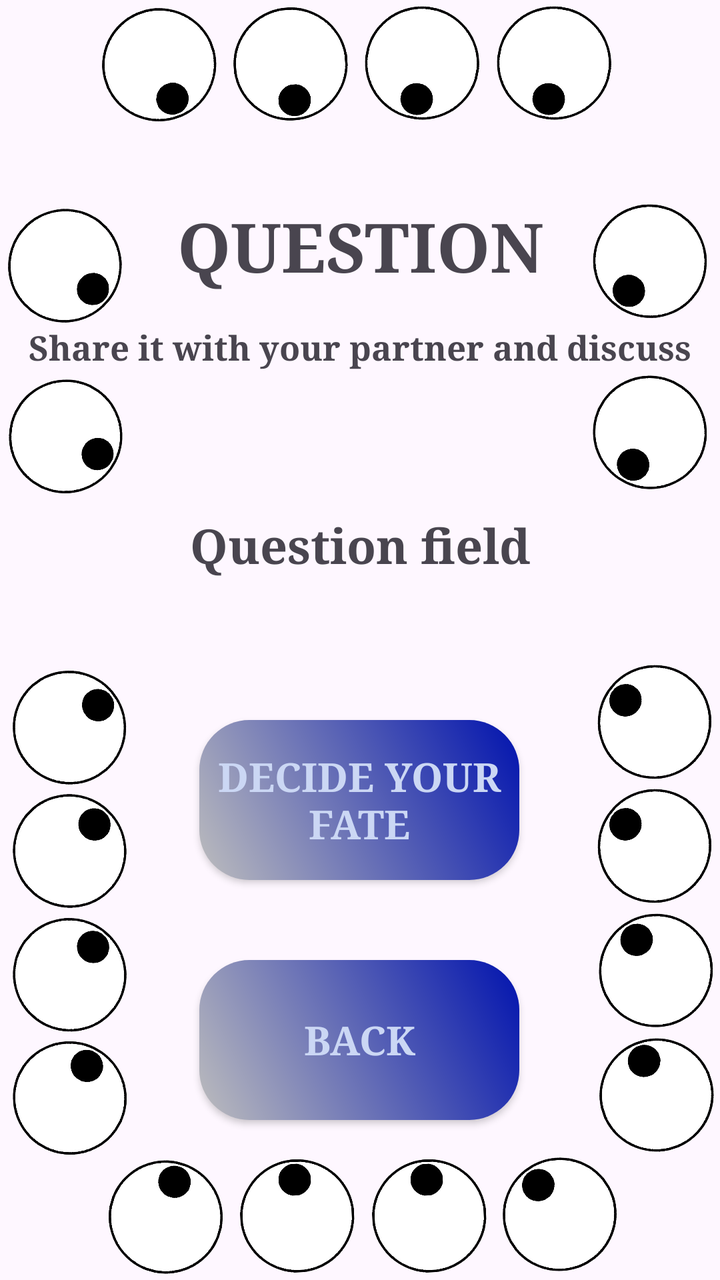
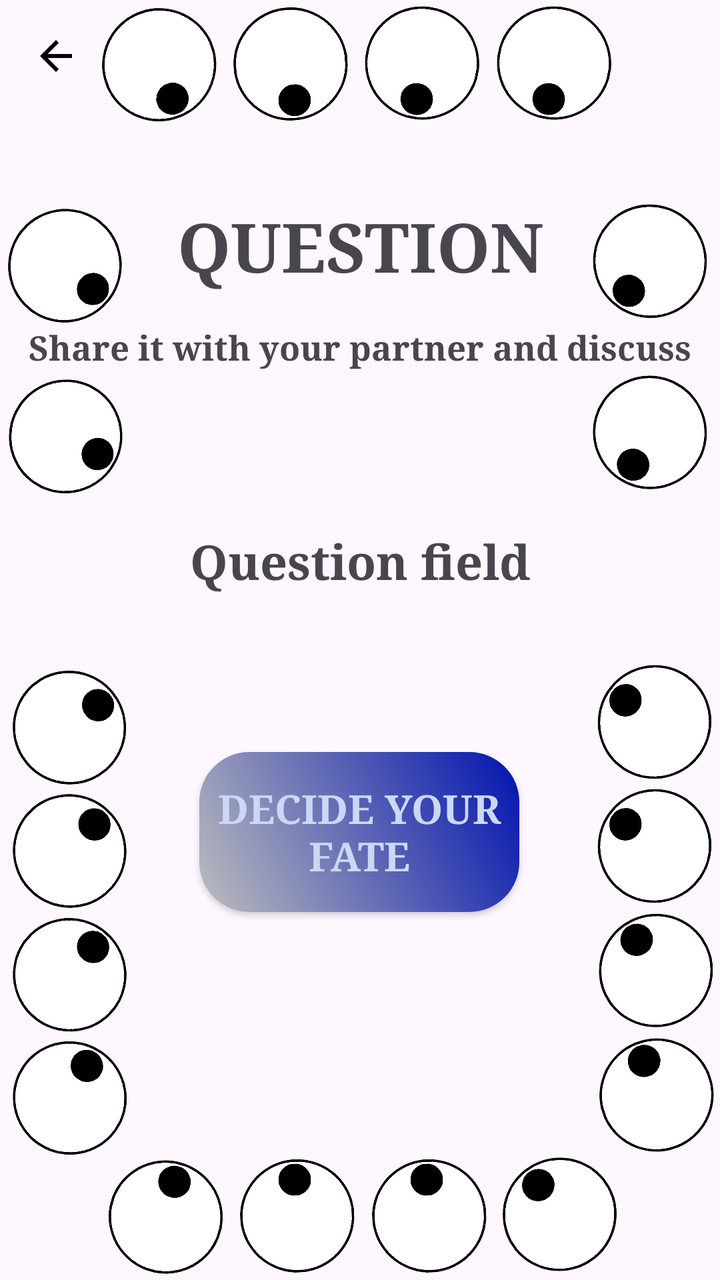

Before-and-after screenshots of an Android layout around one commit, followed by the original layout XML and the change that was made.
<!-- AndroidManifest.xml: application theme Theme.GameCollection -->
<!-- res/layout/activity_paranoia_question.xml -->
<?xml version="1.0" encoding="utf-8"?>
<androidx.constraintlayout.widget.ConstraintLayout xmlns:android="http://schemas.android.com/apk/res/android"
    xmlns:app="http://schemas.android.com/apk/res-auto"
    xmlns:tools="http://schemas.android.com/tools"
    android:id="@+id/main"
    android:layout_width="match_parent"
    android:layout_height="match_parent"
    tools:context=".paranoia.ParanoiaQuestionActivity">

    <ImageView
        android:id="@+id/imageView32"
        android:layout_width="66dp"
        android:layout_height="62dp"
        android:rotation="-45"
        android:rotationX="-1"
        android:rotationY="1"
        app:layout_constraintBottom_toTopOf="@+id/imageView33"
        app:layout_constraintStart_toStartOf="parent"
        app:srcCompat="@drawable/eye" />

    <TextView
        android:id="@+id/textView"
        android:layout_width="wrap_content"
        android:layout_height="wrap_content"
        android:layout_marginTop="100dp"
        android:fontFamily="serif"
        android:text="QUESTION"
        android:textSize="34sp"
        android:textStyle="bold"
        app:layout_constraintEnd_toEndOf="parent"
        app:layout_constraintStart_toStartOf="parent"
        app:layout_constraintTop_toTopOf="parent" />

    <TextView
        android:id="@+id/textViewQuestion"
        android:layout_width="0dp"
        android:layout_height="wrap_content"
        android:layout_marginStart="32dp"
        android:layout_marginEnd="32dp"
        android:fontFamily="serif"
        android:text="Question field"
        android:textAlignment="center"
        android:textSize="24sp"
        android:textStyle="bold"
        app:layout_constraintBottom_toTopOf="@+id/buttonCoinFlip"
        app:layout_constraintEnd_toEndOf="parent"
        app:layout_constraintHorizontal_bias="0.501"
        app:layout_constraintStart_toStartOf="parent"
        app:layout_constraintTop_toBottomOf="@+id/textView3" />

    <androidx.appcompat.widget.AppCompatButton
        android:id="@+id/buttonCoinFlip"
        android:layout_width="160dp"
        android:layout_height="80dp"
        android:layout_marginBottom="40dp"
        android:background="@drawable/paranoia_button"
        android:fontFamily="serif"
        android:text="Decide your fate"

        android:textColor="@color/paranoiaButtonTextColour"
        android:textSize="20sp"
        android:textStyle="bold"
        app:layout_constraintBottom_toTopOf="@+id/button"
        app:layout_constraintEnd_toEndOf="parent"
        app:layout_constraintHorizontal_bias="0.498"
        app:layout_constraintStart_toStartOf="parent" />

    <TextView
        android:id="@+id/textView3"
        android:layout_width="wrap_content"
        android:layout_height="wrap_content"
        android:layout_marginTop="16dp"
        android:fontFamily="serif"
        android:text="Share it with your partner and discuss"
        android:textAlignment="viewStart"
        android:textSize="17sp"
        android:textStyle="bold"
        app:layout_constraintEnd_toEndOf="parent"
        app:layout_constraintStart_toStartOf="parent"
        app:layout_constraintTop_toBottomOf="@+id/textView" />

    <androidx.appcompat.widget.AppCompatButton
        android:id="@+id/button"
        android:layout_width="160dp"
        android:layout_height="80dp"
        android:layout_marginBottom="80dp"
        android:background="@drawable/paranoia_button"
        android:fontFamily="serif"
        android:text="Back"

        android:textColor="@color/paranoiaButtonTextColour"
        android:textSize="20sp"
        android:textStyle="bold"
        app:layout_constraintBottom_toBottomOf="parent"
        app:layout_constraintEnd_toEndOf="parent"
        app:layout_constraintHorizontal_bias="0.498"
        app:layout_constraintStart_toStartOf="parent" />

    <ImageView
        android:id="@+id/imageView20"
        android:layout_width="66dp"
        android:layout_height="62dp"
        android:layout_marginStart="60dp"
        android:rotation="71"
        android:rotationX="-1"
        android:rotationY="1"
        app:layout_constraintEnd_toStartOf="@+id/imageView22"
        app:layout_constraintHorizontal_bias="0.5"
        app:layout_constraintStart_toStartOf="parent"
        app:layout_constraintTop_toTopOf="parent"
        app:srcCompat="@drawable/eye" />

    <ImageView
        android:id="@+id/imageView21"
        android:layout_width="66dp"
        android:layout_height="62dp"
        android:layout_marginEnd="60dp"
        android:rotation="101"
        android:rotationX="-1"
        android:rotationY="1"
        app:layout_constraintEnd_toEndOf="parent"
        app:layout_constraintHorizontal_bias="0.5"
        app:layout_constraintStart_toEndOf="@+id/imageView41"
        app:layout_constraintTop_toTopOf="parent"
        app:srcCompat="@drawable/eye" />

    <ImageView
        android:id="@+id/imageView22"
        android:layout_width="66dp"
        android:layout_height="62dp"
        android:rotation="86"
        android:rotationX="-1"
        android:rotationY="1"
        app:layout_constraintEnd_toStartOf="@+id/imageView41"
        app:layout_constraintHorizontal_bias="0.5"
        app:layout_constraintStart_toEndOf="@+id/imageView20"
        app:layout_constraintTop_toTopOf="parent"
        app:srcCompat="@drawable/eye" />

    <ImageView
        android:id="@+id/imageView23"
        android:layout_width="66dp"
        android:layout_height="62dp"
        android:rotation="240"
        android:rotationX="-1"
        android:rotationY="1"
        app:layout_constraintBottom_toTopOf="@+id/imageView35"
        app:layout_constraintEnd_toEndOf="parent"
        app:srcCompat="@drawable/eye" />

    <ImageView
        android:id="@+id/imageView33"
        android:layout_width="66dp"
        android:layout_height="62dp"
        android:rotation="-48"
        android:rotationX="-1"
        android:rotationY="1"
        app:layout_constraintBottom_toTopOf="@+id/imageView34"
        app:layout_constraintStart_toStartOf="parent"
        app:srcCompat="@drawable/eye" />

    <ImageView
        android:id="@+id/imageView34"
        android:layout_width="66dp"
        android:layout_height="62dp"
        android:layout_marginBottom="60dp"
        android:rotation="-60"
        android:rotationX="-1"
        android:rotationY="1"
        app:layout_constraintBottom_toBottomOf="parent"
        app:layout_constraintStart_toStartOf="parent"
        app:srcCompat="@drawable/eye" />

    <ImageView
        android:id="@+id/imageView42"
        android:layout_width="66dp"
        android:layout_height="62dp"
        android:layout_marginStart="60dp"
        android:rotation="-74"
        android:rotationX="-1"
        android:rotationY="1"
        app:layout_constraintBottom_toBottomOf="parent"
        app:layout_constraintEnd_toStartOf="@+id/imageView36"
        app:layout_constraintHorizontal_bias="0.5"
        app:layout_constraintHorizontal_chainStyle="spread"
        app:layout_constraintStart_toEndOf="@+id/imageView34"
        app:layout_constraintStart_toStartOf="parent"
        app:srcCompat="@drawable/eye" />

    <ImageView
        android:id="@+id/imageView36"
        android:layout_width="66dp"
        android:layout_height="62dp"
        android:rotation="-92"
        android:rotationX="-1"
        android:rotationY="1"
        app:layout_constraintBottom_toBottomOf="parent"
        app:layout_constraintEnd_toStartOf="@+id/imageView37"
        app:layout_constraintHorizontal_bias="0.5"
        app:layout_constraintStart_toEndOf="@+id/imageView42"
        app:srcCompat="@drawable/eye" />

    <ImageView
        android:id="@+id/imageView37"
        android:layout_width="66dp"
        android:layout_height="62dp"
        android:rotation="-92"
        android:rotationX="-1"
        android:rotationY="1"
        app:layout_constraintBottom_toBottomOf="parent"
        app:layout_constraintEnd_toStartOf="@+id/imageView38"
        app:layout_constraintHorizontal_bias="0.5"
        app:layout_constraintStart_toEndOf="@+id/imageView36"
        app:srcCompat="@drawable/eye" />

    <ImageView
        android:id="@+id/imageView38"
        android:layout_width="66dp"
        android:layout_height="62dp"
        android:layout_marginEnd="60dp"
        android:rotation="-124"
        android:rotationX="-1"
        android:rotationY="1"
        app:layout_constraintBottom_toBottomOf="parent"
        app:layout_constraintEnd_toEndOf="parent"
        app:layout_constraintStart_toEndOf="@+id/imageView37"
        app:srcCompat="@drawable/eye" />

    <ImageView
        android:id="@+id/imageView35"
        android:layout_width="66dp"
        android:layout_height="62dp"
        android:layout_marginBottom="60dp"
        android:rotation="252"
        android:rotationX="-1"
        android:rotationY="1"
        app:layout_constraintBottom_toBottomOf="parent"
        app:layout_constraintEnd_toEndOf="parent"
        app:srcCompat="@drawable/eye" />

    <ImageView
        android:id="@+id/imageView39"
        android:layout_width="66dp"
        android:layout_height="62dp"
        android:rotation="-36"
        android:rotationX="-1"
        android:rotationY="1"
        app:layout_constraintBottom_toTopOf="@+id/imageView32"
        app:layout_constraintStart_toStartOf="parent"
        app:srcCompat="@drawable/eye" />

    <ImageView
        android:id="@+id/imageView40"
        android:layout_width="66dp"
        android:layout_height="62dp"
        android:rotation="-141"
        android:rotationX="-1"
        android:rotationY="1"
        app:layout_constraintBottom_toTopOf="@+id/imageView23"
        app:layout_constraintEnd_toEndOf="parent"
        app:srcCompat="@drawable/eye" />

    <ImageView
        android:id="@+id/imageView43"
        android:layout_width="66dp"
        android:layout_height="62dp"
        android:rotation="-141"
        android:rotationX="-1"
        android:rotationY="1"
        app:layout_constraintBottom_toTopOf="@+id/imageView40"
        app:layout_constraintEnd_toEndOf="parent"
        app:srcCompat="@drawable/eye" />

    <ImageView
        android:id="@+id/imageView24"
        android:layout_width="66dp"
        android:layout_height="62dp"
        android:rotation="42"
        android:rotationX="-1"
        android:rotationY="1"
        app:layout_constraintBottom_toTopOf="@+id/textView3"
        app:layout_constraintStart_toStartOf="parent"
        app:srcCompat="@drawable/eye" />

    <ImageView
        android:id="@+id/imageView25"
        android:layout_width="66dp"
        android:layout_height="62dp"
        android:rotation="-232"
        android:rotationX="-1"
        android:rotationY="1"
        app:layout_constraintBottom_toTopOf="@+id/textView3"
        app:layout_constraintEnd_toEndOf="parent"
        app:srcCompat="@drawable/eye" />

    <ImageView
        android:id="@+id/imageView41"
        android:layout_width="66dp"
        android:layout_height="62dp"
        android:rotation="101"
        android:rotationX="-1"
        android:rotationY="1"
        app:layout_constraintEnd_toStartOf="@+id/imageView21"
        app:layout_constraintHorizontal_bias="0.5"
        app:layout_constraintStart_toEndOf="@+id/imageView22"
        app:layout_constraintTop_toTopOf="parent"
        app:srcCompat="@drawable/eye" />

    <ImageView
        android:id="@+id/imageView31"
        android:layout_width="66dp"
        android:layout_height="62dp"
        android:rotation="-240"
        android:rotationX="-1"
        android:rotationY="1"
        app:layout_constraintEnd_toEndOf="parent"
        app:layout_constraintTop_toBottomOf="@+id/textView3"
        app:srcCompat="@drawable/eye" />

    <ImageView
        android:id="@+id/imageView30"
        android:layout_width="66dp"
        android:layout_height="62dp"
        android:rotation="31"
        android:rotationX="-1"
        android:rotationY="1"
        app:layout_constraintStart_toStartOf="parent"
        app:layout_constraintTop_toBottomOf="@+id/textView3"
        app:srcCompat="@drawable/eye" />

</androidx.constraintlayout.widget.ConstraintLayout>
<!-- resources referenced by this layout -->
<resources>
  <color name="paranoiaButtonTextColour">#cbd7f4</color>
  <!-- drawable eye: png bitmap (drawable, 28581 bytes) -->
  <!-- drawable paranoia_button (drawable) -->
  <?xml version="1.0" encoding="utf-8"?>
  <shape xmlns:android="http://schemas.android.com/apk/res/android" android:shape="rectangle">
      <gradient
          android:angle="45"
          android:startColor="#BDBDBD"
          android:endColor="#0113ae"/>
      <corners android:radius="25dp" />
  </shape>
  <style name="Theme.GameCollection" parent="Base.Theme.GameCollection" />
  <style name="Base.Theme.GameCollection" parent="Theme.Material3.DayNight.NoActionBar">
          
          
      </style>
</resources>

<!-- the commit's change to res/layout/activity_paranoia_question.xml (unified diff, before → after) -->
@@ -52,7 +52,6 @@
         android:id="@+id/buttonCoinFlip"
         android:layout_width="160dp"
         android:layout_height="80dp"
-        android:layout_marginBottom="40dp"
         android:background="@drawable/paranoia_button"
         android:fontFamily="serif"
         android:text="Decide your fate"
@@ -60,7 +59,7 @@
         android:textColor="@color/paranoiaButtonTextColour"
         android:textSize="20sp"
         android:textStyle="bold"
-        app:layout_constraintBottom_toTopOf="@+id/button"
+        app:layout_constraintBottom_toTopOf="@+id/imageView23"
         app:layout_constraintEnd_toEndOf="parent"
         app:layout_constraintHorizontal_bias="0.498"
         app:layout_constraintStart_toStartOf="parent" />
@@ -79,23 +78,6 @@
         app:layout_constraintStart_toStartOf="parent"
         app:layout_constraintTop_toBottomOf="@+id/textView" />
 
-    <androidx.appcompat.widget.AppCompatButton
-        android:id="@+id/button"
-        android:layout_width="160dp"
-        android:layout_height="80dp"
-        android:layout_marginBottom="80dp"
-        android:background="@drawable/paranoia_button"
-        android:fontFamily="serif"
-        android:text="Back"
-
-        android:textColor="@color/paranoiaButtonTextColour"
-        android:textSize="20sp"
-        android:textStyle="bold"
-        app:layout_constraintBottom_toBottomOf="parent"
-        app:layout_constraintEnd_toEndOf="parent"
-        app:layout_constraintHorizontal_bias="0.498"
-        app:layout_constraintStart_toStartOf="parent" />
-
     <ImageView
         android:id="@+id/imageView20"
         android:layout_width="66dp"
@@ -328,4 +310,17 @@
         app:layout_constraintTop_toBottomOf="@+id/textView3"
         app:srcCompat="@drawable/eye" />
 
+    <ImageButton
+        android:id="@+id/buttonBack"
+        android:layout_width="40dp"
+        android:layout_height="40dp"
+        android:layout_marginStart="8dp"
+        android:layout_marginTop="8dp"
+        android:background="?attr/selectableItemBackgroundBorderless"
+        android:contentDescription="Back"
+        android:padding="8dp"
+        android:src="@drawable/arrow_back"
+        app:layout_constraintStart_toStartOf="parent"
+        app:layout_constraintTop_toTopOf="parent" />
+
 </androidx.constraintlayout.widget.ConstraintLayout>
<!-- resource entries referenced after the edit -->
@@ -1,6 +1,12 @@
 <!-- resources referenced by this layout -->
 <resources>
   <color name="paranoiaButtonTextColour">#cbd7f4</color>
+  <!-- drawable arrow_back (drawable) -->
+  <vector xmlns:android="http://schemas.android.com/apk/res/android" android:autoMirrored="true" android:height="24dp" android:tint="#000000" android:viewportHeight="24" android:viewportWidth="24" android:width="24dp">
+        
+      <path android:fillColor="@android:color/white" android:pathData="M20,11H7.83l5.59,-5.59L12,4l-8,8 8,8 1.41,-1.41L7.83,13H20v-2z"/>
+      
+  </vector>
   <!-- drawable eye: png bitmap (drawable, 28581 bytes) -->
   <!-- drawable paranoia_button (drawable) -->
   <?xml version="1.0" encoding="utf-8"?>
